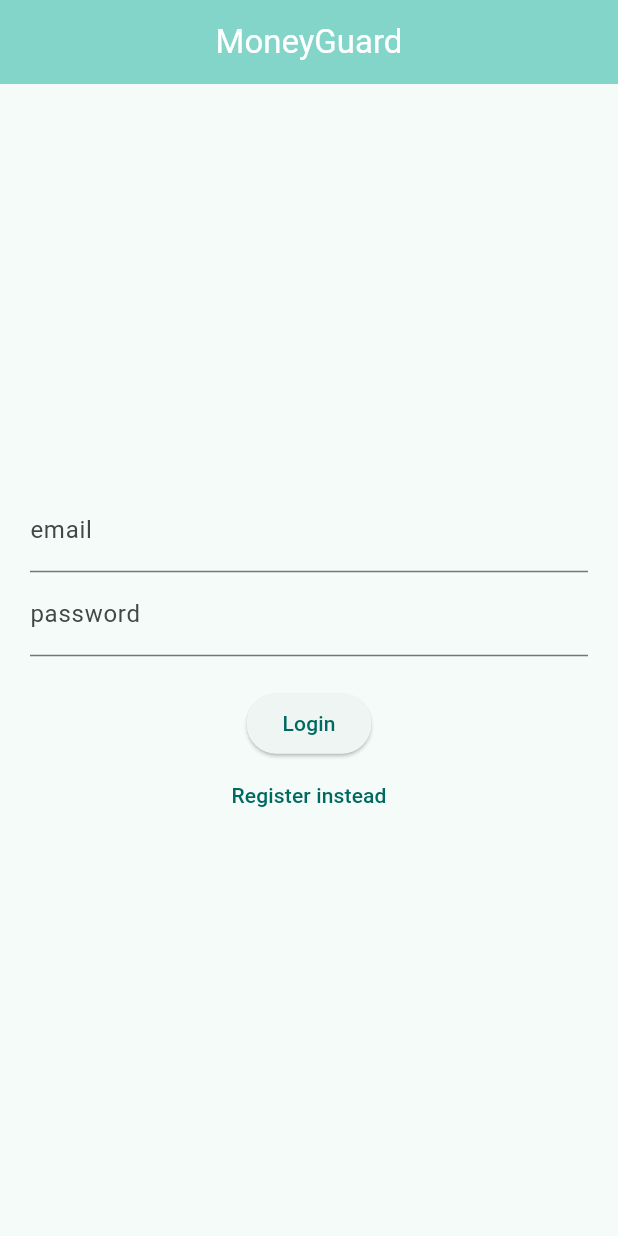
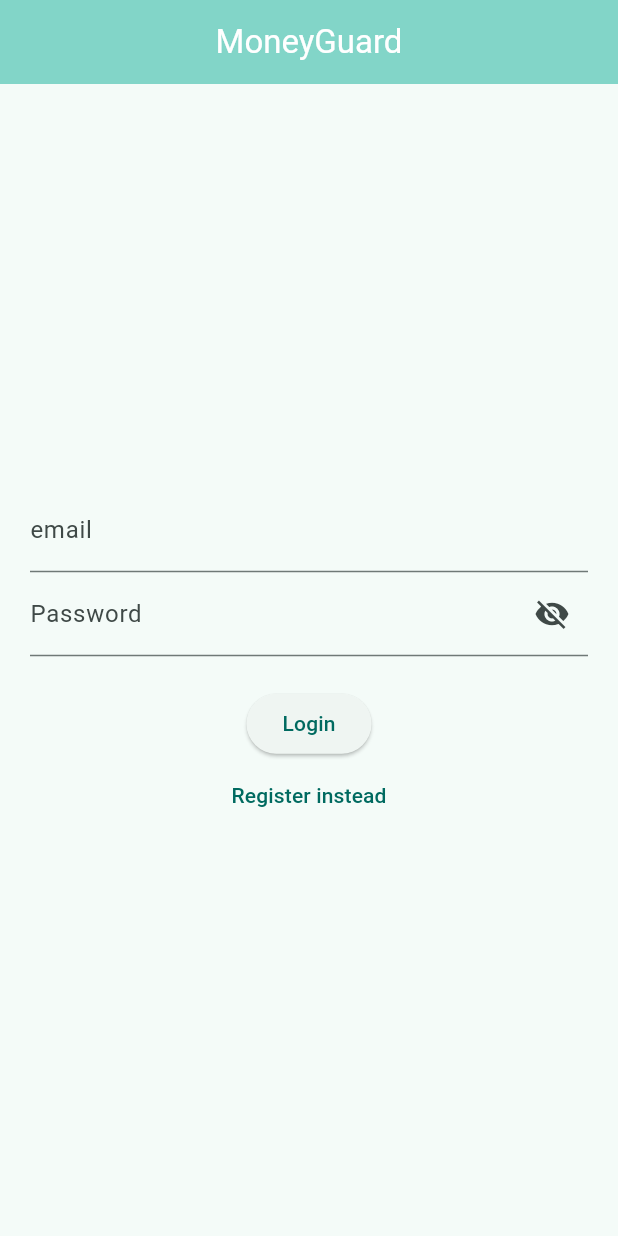
Before and after one commit to SlayBrainzZ/budget_management_app, a Flutter app: the screen it shows after launch, on a phone screen of 412 x 824 dp. Run offline on Flutter 3.47's test engine with Material 3 defaults, Android fonts, the phone set to English and light mode, and no system bars; our stand-ins replace cloud_firestore, csv, firebase_auth, firebase_core, fl_chart, multi_select_flutter and 1 more; missing offline and left inert: dart:html; accounts and stored records are empty.

Commit message:
Hide password with view/hide option

```diff
--- a/lib/pages/login_register_page.dart
+++ b/lib/pages/login_register_page.dart
@@ -11,6 +11,8 @@ class LoginPage extends StatefulWidget{
 class _LoginPageState extends State<LoginPage>{
   String? errorMessage = '';
   bool isLogin = true;
+  bool _isPasswordHidden = true;
+
 
   final TextEditingController _controllerEmail = TextEditingController();
   final TextEditingController _controllerPassword = TextEditingController();
@@ -43,11 +45,22 @@ class _LoginPageState extends State<LoginPage>{
     return const Text('Authentication');
   }
 
-  Widget _entryField(String title, TextEditingController controller){
+  Widget _entryField(String title, TextEditingController controller, {bool isPassword = false}) {
     return TextField(
       controller: controller,
+      obscureText: isPassword ? _isPasswordHidden : false,
       decoration: InputDecoration(
         labelText: title,
+        suffixIcon: isPassword
+            ? IconButton(
+          icon: Icon(_isPasswordHidden ? Icons.visibility_off : Icons.visibility),
+          onPressed: () {
+            setState(() {
+              _isPasswordHidden = !_isPasswordHidden;
+            });
+          },
+        )
+            : null,
       ),
     );
   }
@@ -97,7 +110,7 @@ class _LoginPageState extends State<LoginPage>{
           mainAxisAlignment: MainAxisAlignment.center,
           children: <Widget>[
             _entryField('email', _controllerEmail),
-            _entryField('password', _controllerPassword),
+            _entryField('Password', _controllerPassword, isPassword: true),
             _errorMessage(),
             _submitButton(),
             _loginOrRegisterButton()
```
